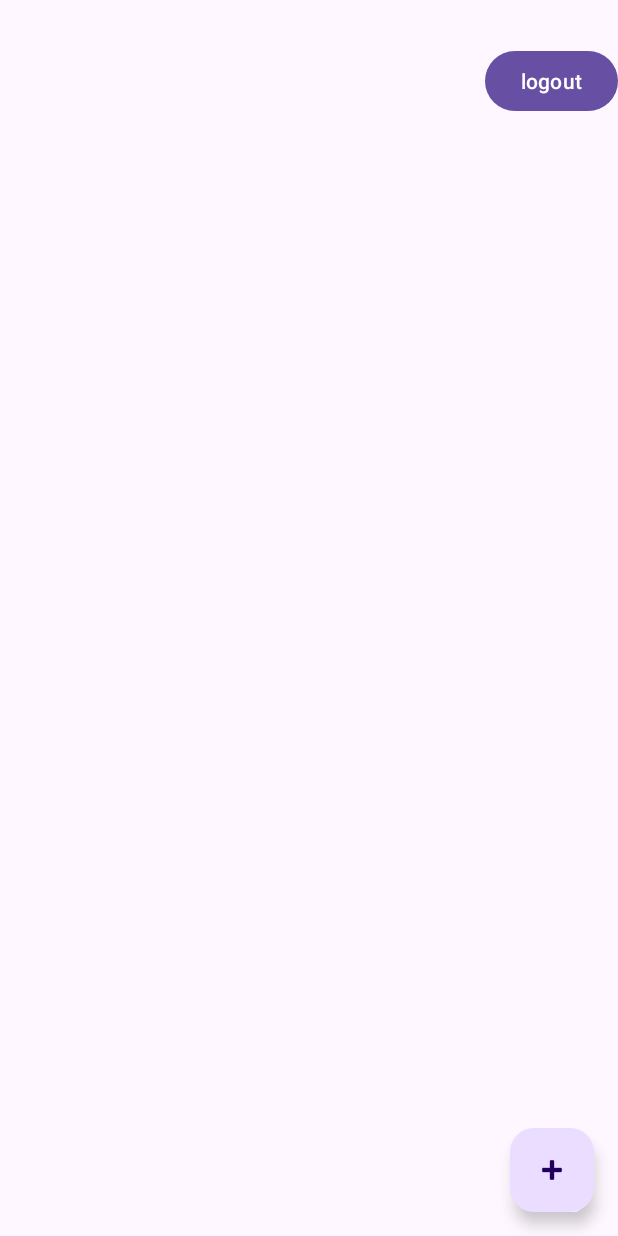
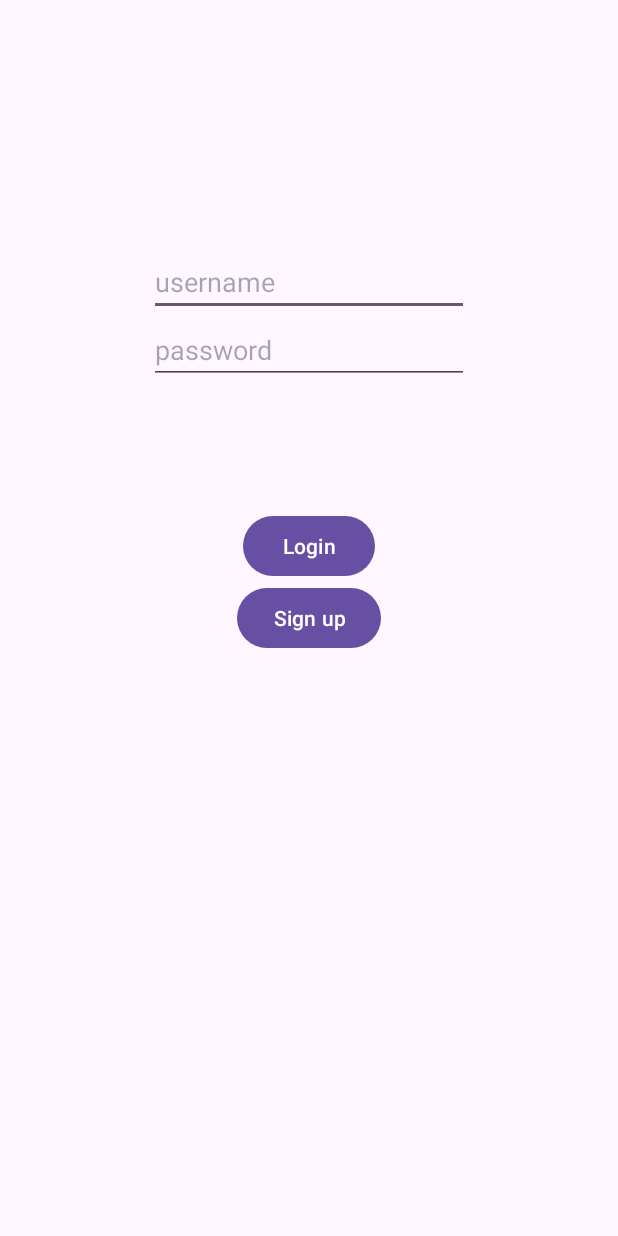
Before and after one commit to UirateAtua/Nyxx, an Android app: the screen it shows after launch (MainActivity), on a phone screen of 412 x 824 dp. Run offline under Robolectric (Android 15) with nearby library versions, the phone set to English and light mode, and no system bars; our stand-ins replace Firebase (no records; nobody signed in at launch, a user with empty details on screens opened directly).

Commit message:
login and logout functions

```diff
--- a/app/src/main/java/com/ladybug/nyxx/MainActivity.kt
+++ b/app/src/main/java/com/ladybug/nyxx/MainActivity.kt
@@ -14,16 +14,23 @@ import androidx.recyclerview.widget.RecyclerView
 import com.google.android.material.floatingactionbutton.FloatingActionButton
 import com.google.firebase.database.*
 import java.util.*
+import android.widget.Button
 
 data class Chat(val id: String = "", val lastMessage: String = "", val recipient: String = "")
 
 class MainActivity : AppCompatActivity() {
 
     private lateinit var recyclerView: RecyclerView
+    private lateinit var buttonLogout: Button
     private lateinit var fabNewChat: FloatingActionButton
     private lateinit var adapter: ChatAdapter
     private val chatList = mutableListOf<Chat>()
     private var loginName: String? = null
+
+    private lateinit var username: EditText
+    private lateinit var password: EditText
+    private lateinit var buttonLogin: Button
+    private lateinit var buttonSignUp: Button
     private lateinit var dbRoot: DatabaseReference
 
     override fun onCreate(savedInstanceState: Bundle?) {
@@ -34,6 +41,8 @@ class MainActivity : AppCompatActivity() {
         fabNewChat = findViewById(R.id.fabNewChat)
 
         dbRoot = FirebaseDatabase.getInstance().reference
+
+
 
         adapter = ChatAdapter(chatList) { chat ->
             val intent = Intent(this, ChatActivity::class.java)
@@ -47,27 +56,47 @@ class MainActivity : AppCompatActivity() {
             showNewChatDialog()
         }
 
-        showLoginDialog()
+        val prefs = getSharedPreferences("chat_prefs", MODE_PRIVATE)
+        val savedName = prefs.getString("username", null)
+
+        if (savedName != null) {
+            loginName = savedName
+            setContentView(R.layout.activity_main)
+            Toast.makeText(this, "Welcome Back, $loginName", Toast.LENGTH_SHORT).show()
+            listenForChats()
+        } else {
+            setContentView(R.layout.login)
+            login()
+        }
     }
 
-    private fun showLoginDialog() {
-        val builder = AlertDialog.Builder(this)
-        builder.setTitle("Login")
-        val input = EditText(this)
-        input.hint = "Enter your name"
-        builder.setView(input)
-        builder.setPositiveButton("OK") { _, _ ->
-            loginName = input.text.toString().trim()
-            if (loginName!!.isNotEmpty()) {
-                Toast.makeText(this, "Welcome, $loginName", Toast.LENGTH_SHORT).show()
-                listenForChats()
-            } else {
-                Toast.makeText(this, "Name cannot be empty", Toast.LENGTH_SHORT).show()
-                showLoginDialog()
+    private fun login() {
+        username = findViewById(R.id.editTextText)
+        password = findViewById(R.id.editTextTextPassword)
+        buttonLogin = findViewById(R.id.button1)
+        buttonSignUp = findViewById(R.id.button4)
+
+        buttonLogin.setOnClickListener {
+
+            val name = username.text.toString().trim()
+            if (name.isEmpty()) {
+                username.error = "Name required"
+                return@setOnClickListener
             }
+
+            loginName = name
+            getSharedPreferences("chat_prefs", MODE_PRIVATE).edit().putString("username", loginName).apply()
+            Toast.makeText(this, "Welcome, $loginName", Toast.LENGTH_SHORT).show()
+            setContentView(R.layout.activity_main)
+            listenForChats()
         }
-        builder.setCancelable(false)
-        builder.show()
+    }
+
+    private fun logout() {
+        getSharedPreferences("chat_prefs", MODE_PRIVATE).edit().remove("username").apply()
+        loginName = null
+        setContentView(R.layout.login)
+        login()
     }
 
     private fun showNewChatDialog() {
@@ -92,6 +121,10 @@ class MainActivity : AppCompatActivity() {
     }
 
     private fun listenForChats() {
+        buttonLogout = findViewById(R.id.button)
+        buttonLogout.setOnClickListener {
+            logout()
+        }
         val chatRoomsRef = dbRoot.child("chat_rooms")
         chatRoomsRef.addChildEventListener(object : ChildEventListener {
             override fun onChildAdded(snapshot: DataSnapshot, previousChildName: String?) {
```
